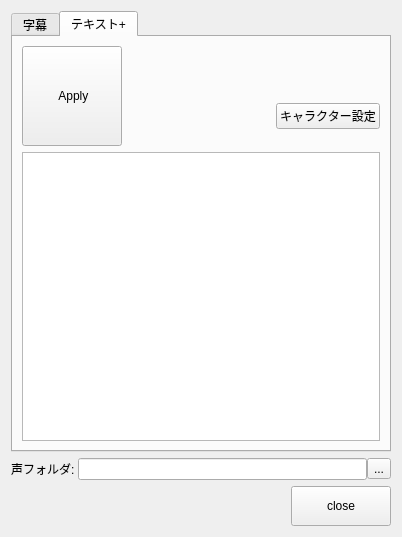
nakano000/Resolve_Script, file library/python/rs/tool/voice_bin/voice_bin.ui: the form before one commit.
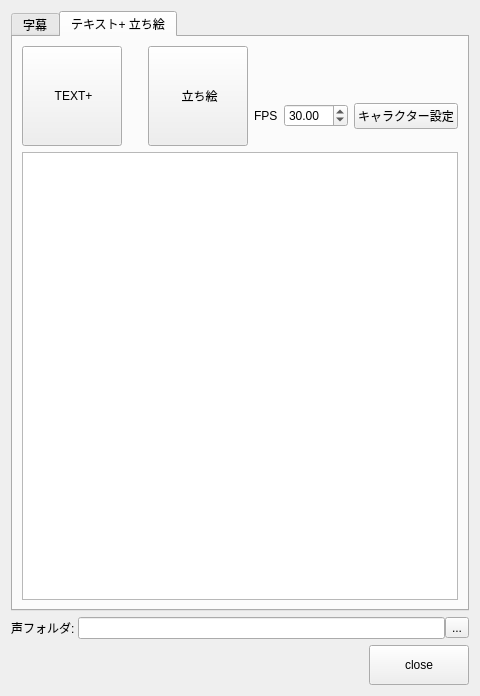
The form after the commit. The open tabs and pages were chosen to show the change. Custom widgets are drawn as their Qt base class.

Commit message: 立ち絵機能追加

The edit to the form file:
```diff
--- a/library/python/rs/tool/voice_bin/voice_bin.ui
+++ b/library/python/rs/tool/voice_bin/voice_bin.ui
@@ -6,8 +6,8 @@
    <rect>
     <x>0</x>
     <y>0</y>
-    <width>402</width>
-    <height>537</height>
+    <width>475</width>
+    <height>696</height>
    </rect>
   </property>
   <property name="windowTitle">
@@ -50,7 +50,7 @@
      </widget>
      <widget class="QWidget" name="textTab">
       <attribute name="title">
-       <string>テキスト+</string>
+       <string>テキスト+ 立ち絵</string>
       </attribute>
       <layout class="QVBoxLayout" name="verticalLayout_4">
        <item>
@@ -64,7 +64,36 @@
             </size>
            </property>
            <property name="text">
-            <string> Apply</string>
+            <string> TEXT+</string>
+           </property>
+          </widget>
+         </item>
+         <item>
+          <spacer name="horizontalSpacer_3">
+           <property name="orientation">
+            <enum>Qt::Horizontal</enum>
+           </property>
+           <property name="sizeType">
+            <enum>QSizePolicy::Fixed</enum>
+           </property>
+           <property name="sizeHint" stdset="0">
+            <size>
+             <width>20</width>
+             <height>20</height>
+            </size>
+           </property>
+          </spacer>
+         </item>
+         <item>
+          <widget class="DragButton" name="tatieDragButton">
+           <property name="minimumSize">
+            <size>
+             <width>100</width>
+             <height>100</height>
+            </size>
+           </property>
+           <property name="text">
+            <string> 立ち絵</string>
            </property>
           </widget>
          </item>
@@ -81,6 +110,50 @@
            </property>
           </spacer>
          </item>
+         <item>
+          <layout class="QVBoxLayout" name="verticalLayout_5">
+           <item>
+            <spacer name="verticalSpacer_2">
+             <property name="orientation">
+              <enum>Qt::Vertical</enum>
+             </property>
+             <property name="sizeType">
+              <enum>QSizePolicy::Preferred</enum>
+             </property>
+             <property name="sizeHint" stdset="0">
+              <size>
+               <width>20</width>
+               <height>40</height>
+              </size>
+             </property>
+            </spacer>
+           </item>
+           <item>
+            <layout class="QHBoxLayout" name="horizontalLayout_4">
+             <item>
+              <widget class="QLabel" name="label_2">
+               <property name="text">
+                <string>FPS</string>
+               </property>
+              </widget>
+             </item>
+             <item>
+              <widget class="QDoubleSpinBox" name="fpsSpinBox">
+               <property name="minimum">
+                <double>0.100000000000000</double>
+               </property>
+               <property name="maximum">
+                <double>999.990000000000009</double>
+               </property>
+               <property name="value">
+                <double>30.000000000000000</double>
+               </property>
+              </widget>
+             </item>
+            </layout>
+           </item>
+          </layout>
+         </item>
          <item>
           <layout class="QVBoxLayout" name="verticalLayout_2">
            <item>
```
The commit also changes 9 other files.
